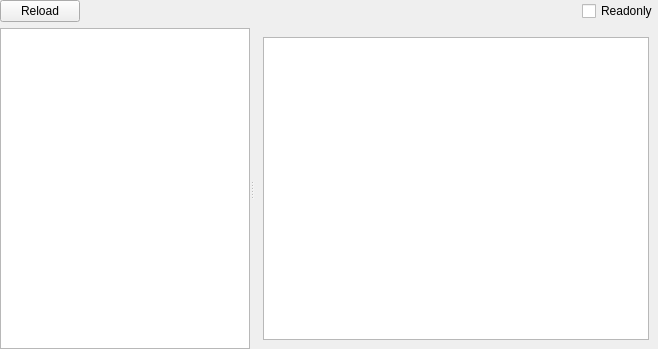
horsicq/FormatWidgets, file PE/pewidget.ui: the form before one commit.
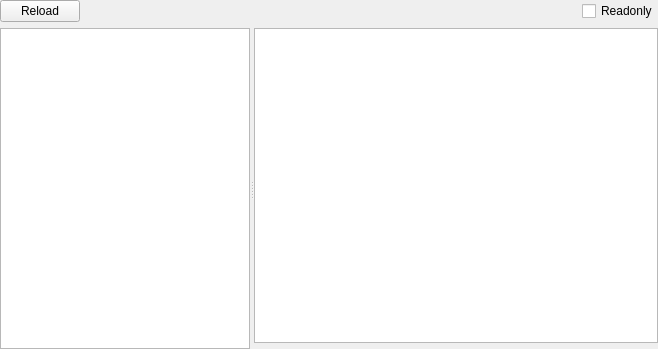
The form after the commit. The open tabs and pages were chosen to show the change. Custom widgets are drawn as their Qt base class.

What changed in the file:
```diff
--- a/PE/pewidget.ui
+++ b/PE/pewidget.ui
@@ -92,7 +92,7 @@
      </widget>
      <widget class="QStackedWidget" name="stackedWidgetInfo">
       <property name="currentIndex">
-       <number>16</number>
+       <number>19</number>
       </property>
       <widget class="QWidget" name="page_HEX">
        <layout class="QVBoxLayout" name="verticalLayout_13">
@@ -952,6 +952,18 @@
       </widget>
       <widget class="QWidget" name="page_NetHeader">
        <layout class="QVBoxLayout" name="verticalLayout_20">
+        <property name="leftMargin">
+         <number>0</number>
+        </property>
+        <property name="topMargin">
+         <number>0</number>
+        </property>
+        <property name="rightMargin">
+         <number>0</number>
+        </property>
+        <property name="bottomMargin">
+         <number>0</number>
+        </property>
         <item>
          <widget class="QTableWidget" name="tableWidget_NetHeader">
           <property name="contextMenuPolicy">
@@ -977,6 +989,16 @@
           </attribute>
          </widget>
         </item>
+        <item>
+         <widget class="ToolsWidget" name="widgetHex_NetHeader" native="true">
+          <property name="maximumSize">
+           <size>
+            <width>16777215</width>
+            <height>200</height>
+           </size>
+          </property>
+         </widget>
+        </item>
        </layout>
       </widget>
       <widget class="QWidget" name="page_Overlay">
```
